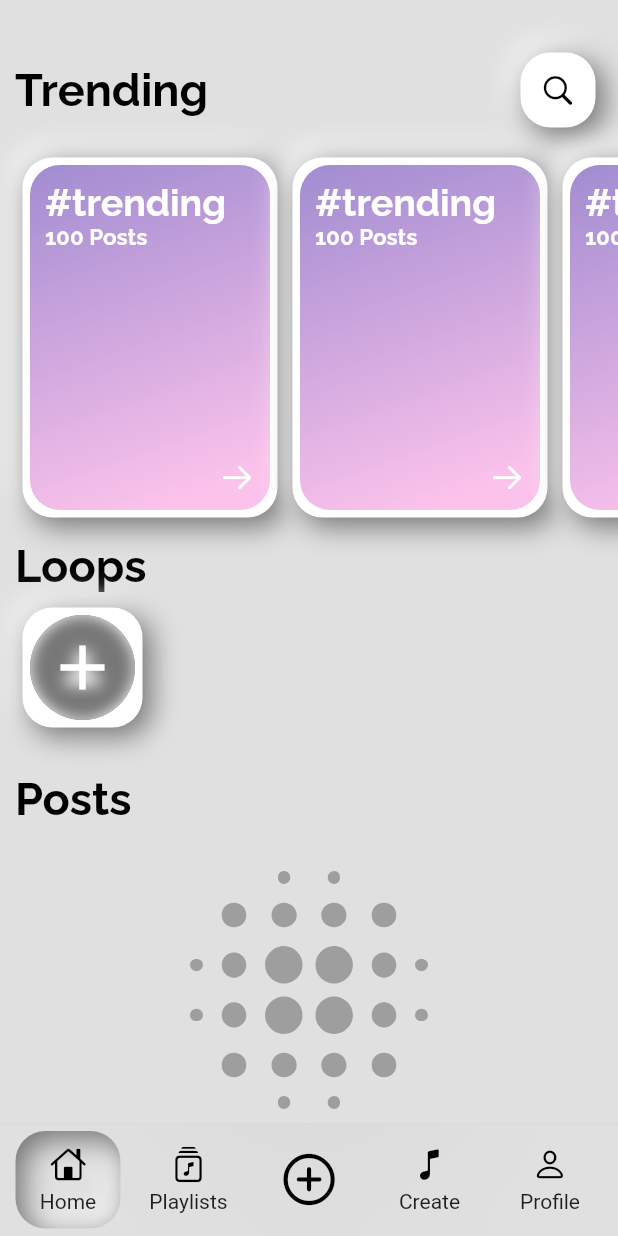
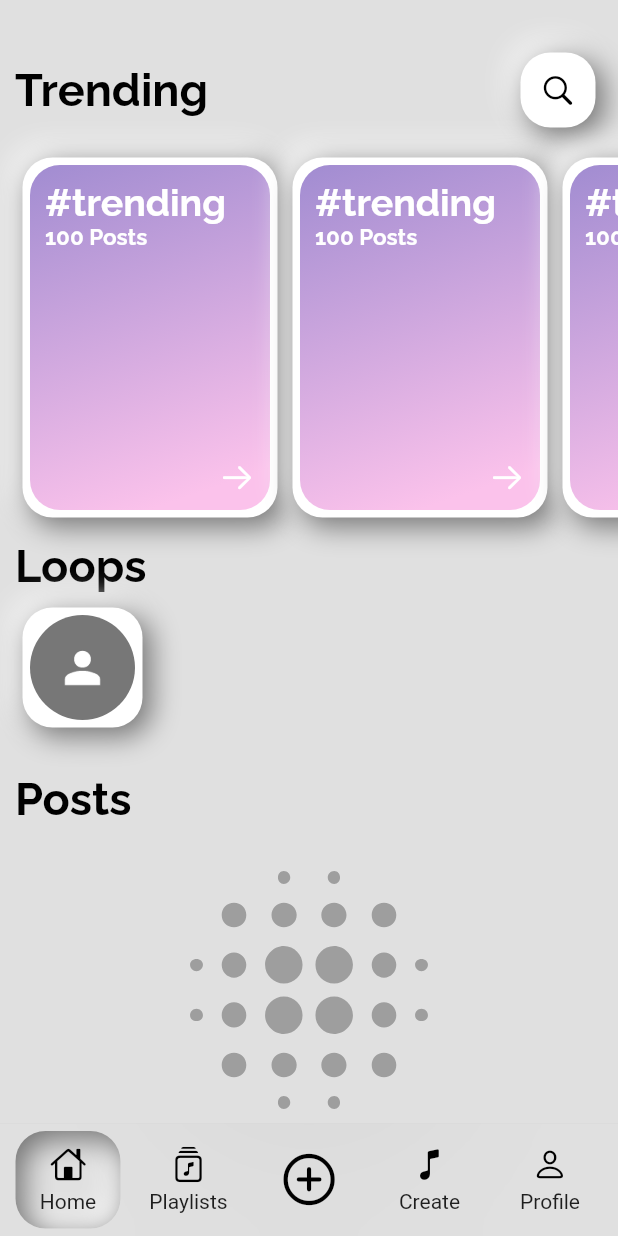
Before and after one commit to AdamSotak/social-network-app, a Flutter app: the screen it shows once a user with an empty profile is signed in, on a phone screen of 412 x 824 dp. Run offline on Flutter 3.47's test engine with Material 2 defaults, Android fonts, the light colour scheme and no system bars; our stand-ins replace cloud_firestore, file_picker, firebase_auth, firebase_core, flutter_inset_box_shadow, google_fonts and 4 more; accounts and stored records are empty; generated files the repository leaves out were written again.

Commit message:
Added LoopsPage and Loops functionality

```diff
--- a/lib/models/enums/data_type.dart
+++ b/lib/models/enums/data_type.dart
@@ -1 +1 @@
-enum DataType { post, song, album }
+enum DataType { loop, post, song, album }
--- a/lib/pages/add_pages/add_loop_page.dart
+++ b/lib/pages/add_pages/add_loop_page.dart
@@ -84,7 +84,7 @@ class _AddLoopPageState extends State<AddLoopPage> {
               const SizedBox(
                 height: 50.0,
               ),
-              AudioPlayerWidget(audioPlayerType: AudioPlayerType.loop, loop: loop, preview: false),
+              AudioPlayerWidget(audioPlayerType: AudioPlayerType.loop, loop: loop, preview: true),
               const SizedBox(
                 height: 20.0,
               ),
--- a/lib/widgets/home/loop_listview_tile.dart
+++ b/lib/widgets/home/loop_listview_tile.dart
@@ -1,21 +1,20 @@
-import 'dart:ui';
-
 import 'package:flutter/cupertino.dart';
 import 'package:flutter/material.dart';
-import 'package:social_network/auth/auth.dart';
+import 'package:social_network/database/loops_database.dart';
 import 'package:social_network/database/user_data_database.dart';
+import 'package:social_network/models/follow.dart';
 import 'package:social_network/models/loop.dart';
 import 'package:social_network/models/user_data.dart';
-import 'package:social_network/pages/add_pages/add_loop_page.dart';
+import 'package:social_network/pages/loops_pages/loops_page.dart';
 import 'package:social_network/styling/styles.dart';
 import 'package:social_network/styling/variables.dart';
 import 'package:social_network/widgets/main_widgets/main_container.dart';
 
 class LoopListViewTile extends StatefulWidget {
-  const LoopListViewTile({Key? key, required this.loop, required this.index}) : super(key: key);
+  const LoopListViewTile({Key? key, required this.follows, required this.userId}) : super(key: key);
 
-  final Loop loop;
-  final int index;
+  final List<Follow> follows;
+  final String userId;
 
   @override
   State<LoopListViewTile> createState() => _LoopListViewTileState();
@@ -24,17 +23,23 @@ class LoopListViewTile extends StatefulWidget {
 class _LoopListViewTileState extends State<LoopListViewTile> {
   @override
   Widget build(BuildContext context) {
-    var loop = widget.loop;
-    var index = widget.index;
+    var follows = widget.follows;
+    var userId = widget.userId;
 
-    void openLoop() {
-      if (loop.userId == Auth().getUserId() && index == 0) {
-        Navigator.push(context, CupertinoPageRoute(builder: (builder) => const AddLoopPage()));
-      } else {}
+    void openLoop(UserData userData) {
+      Navigator.push(
+        context,
+        CupertinoPageRoute(
+          builder: (builder) => LoopsPage(
+            follows: follows,
+            userId: userId,
+          ),
+        ),
+      );
     }
 
     return FutureBuilder<UserData>(
-      future: UserDataDatabase().getUserData(loop.userId),
+      future: UserDataDatabase().getUserData(userId),
       builder: (context, snapshot) {
         // Error and loading checking
         if (snapshot.hasError) {
@@ -51,50 +56,33 @@ class _LoopListViewTileState extends State<LoopListViewTile> {
 
         UserData userData = snapshot.data!;
 
+        return FutureBuilder<List<Loop>>(
+          future: LoopsDatabase().getLoopsForUser(userId: userId),
+          builder: (context, snapshot) {
             return MainContainer(
               width: 80.0,
               height: 80.0,
               margin: const EdgeInsets.fromLTRB(0.0, 0.0, 10.0, 0.0),
               pressable: true,
-          onPressed: openLoop,
+              onPressed: () {
+                openLoop(userData);
+              },
               child: Center(
                 child: Container(
                   width: 70.0,
                   height: 70.0,
                   decoration: BoxDecoration(
                       image: (Styles.checkIfStringEmpty(userData.profilePhotoURL))
-                      ? const DecorationImage(image: AssetImage(Variables.defaultProfileImageURL), fit: BoxFit.cover)
+                          ? const DecorationImage(
+                              image: AssetImage(Variables.defaultProfileImageURL), fit: BoxFit.cover)
                           : DecorationImage(image: NetworkImage(userData.profilePhotoURL), fit: BoxFit.cover),
                       shape: BoxShape.circle),
-              child: GestureDetector(
-                onTap: () {},
-                child: ClipRRect(
-                  borderRadius: BorderRadius.circular(50.0),
-                  child: (loop.userId == Auth().getUserId() && index == 0)
-                      ? BackdropFilter(
-                          filter: ImageFilter.blur(sigmaX: 5.0, sigmaY: 5.0),
-                          child: Stack(
-                            children: [
-                              Container(
-                                decoration: const BoxDecoration(shape: BoxShape.circle),
-                              ),
-                              const Center(
-                                child: Icon(
-                                  Icons.add,
-                                  color: Colors.white,
-                                  size: 50.0,
-                                ),
-                              )
-                            ],
-                          ),
-                        )
-                      : Container(),
-                ),
-              ),
                 ),
               ),
             );
           },
         );
+      },
+    );
   }
 }
--- a/lib/widgets/listview_widgets/loops_listview.dart
+++ b/lib/widgets/listview_widgets/loops_listview.dart
@@ -1,8 +1,7 @@
-import 'package:cloud_firestore/cloud_firestore.dart';
 import 'package:flutter/material.dart';
 import 'package:social_network/auth/auth.dart';
-import 'package:social_network/database/loops_database.dart';
-import 'package:social_network/models/loop.dart';
+import 'package:social_network/database/follows_database.dart';
+import 'package:social_network/models/follow.dart';
 import 'package:social_network/widgets/home/loop_listview_tile.dart';
 
 class LoopsListView extends StatelessWidget {
@@ -12,11 +11,11 @@ class LoopsListView extends StatelessWidget {
 
   @override
   Widget build(BuildContext context) {
-    List<Loop> loops = [];
+    List<Follow> follows = [];
 
-    return StreamBuilder<QuerySnapshot>(
-      stream: LoopsDatabase().getLoopStream(userId: userId),
-      builder: (BuildContext context, AsyncSnapshot<QuerySnapshot> snapshot) {
+    return FutureBuilder<List<Follow>>(
+      future: FollowsDatabase().getFollowingsLoopsForUser(userId: userId),
+      builder: (BuildContext context, AsyncSnapshot<List<Follow>> snapshot) {
         // Error and loading checking
         if (snapshot.hasError) {
           return const Center(
@@ -30,34 +29,28 @@ class LoopsListView extends StatelessWidget {
           );
         }
 
-        loops.clear();
+        follows.clear();
+        follows.add(Follow(id: "", fromUserId: "", toUserId: Auth().getUserId(), created: DateTime.now()));
+        follows.addAll(snapshot.data!);
 
-        loops.add(
-          Loop(
-            id: "id",
-            userId: Auth().getUserId(),
-            name: "name",
-            description: "description",
-            contentURL: "",
-            likes: 0,
-            created: DateTime.now(),
-          ),
-        );
-
-        loops.addAll(snapshot.data!.docs.map((DocumentSnapshot documentSnapshot) {
-          var loop = Loop.fromDocumentSnapshot(documentSnapshot);
-          return loop;
-        }));
+        if (follows.isEmpty) {
+          return Center(
+            child: Text(
+              "No Loops yet, Follow a profile to get started",
+              style: Theme.of(context).textTheme.headline2,
+            ),
+          );
+        }
 
         return ListView.builder(
           clipBehavior: Clip.none,
           padding: const EdgeInsets.only(left: 15.0),
           physics: const BouncingScrollPhysics(),
           scrollDirection: Axis.horizontal,
-          itemCount: loops.length,
+          itemCount: follows.length,
           itemBuilder: ((context, index) {
-            var loop = loops[index];
-            return LoopListViewTile(loop: loop, index: index);
+            var follow = follows[index];
+            return LoopListViewTile(follows: follows, userId: follow.toUserId);
           }),
         );
       },
--- a/lib/widgets/no_data_tile.dart
+++ b/lib/widgets/no_data_tile.dart
@@ -14,6 +14,8 @@ class NoDataTile extends StatelessWidget {
       tween: Tween<double>(begin: 0.0, end: 1.0),
       builder: (context, value, _) => Opacity(
         opacity: value,
+        child: Padding(
+          padding: const EdgeInsets.only(bottom: 20.0),
           child: Center(
             child: Column(
               mainAxisAlignment: MainAxisAlignment.center,
@@ -40,6 +42,7 @@ class NoDataTile extends StatelessWidget {
             ),
           ),
         ),
+      ),
     );
   }
 }
```
Also changed, not shown: lib/database/follows_database.dart (+21 -0 lines), lib/database/loops_database.dart (+15 -1 lines), lib/pages/loops_pages/loops_page.dart (added, +155 -0 lines), lib/pages/profile_pages/profile_page.dart (+23 -8 lines), lib/styling/styles.dart (+7 -0 lines), lib/widgets/music_widgets/audio_player_widget.dart (+18 -7 lines), lib/widgets/post_widgets/options_row.dart (+52 -7 lines). Lines whose indentation alone changed are shown as unchanged.
